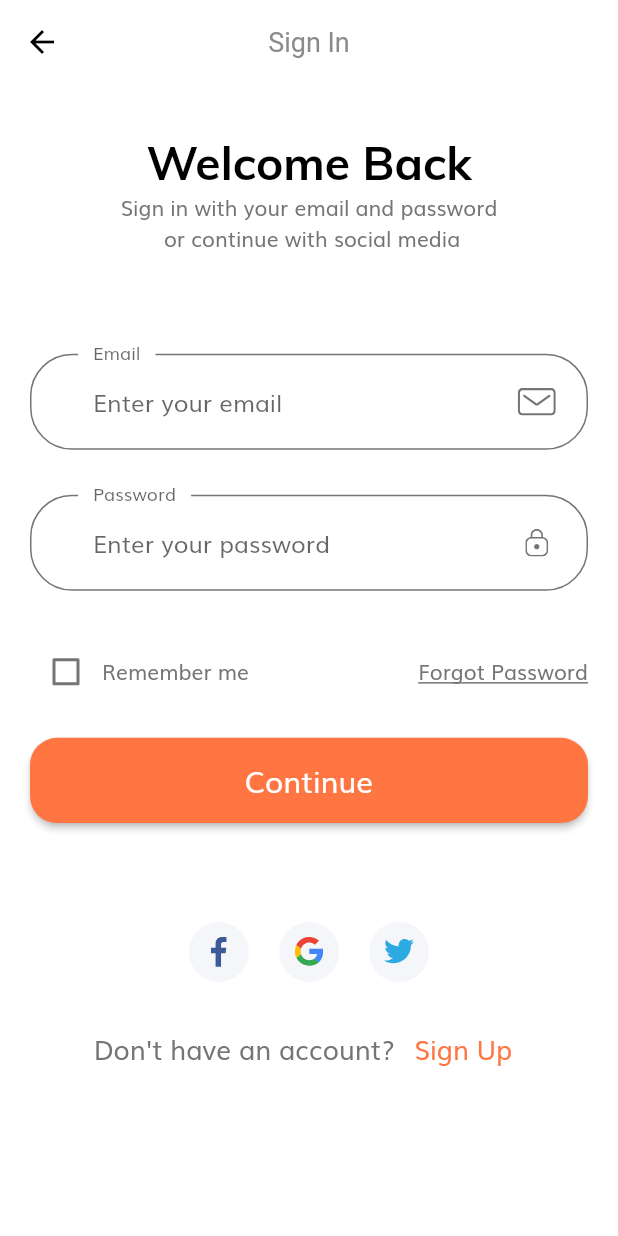
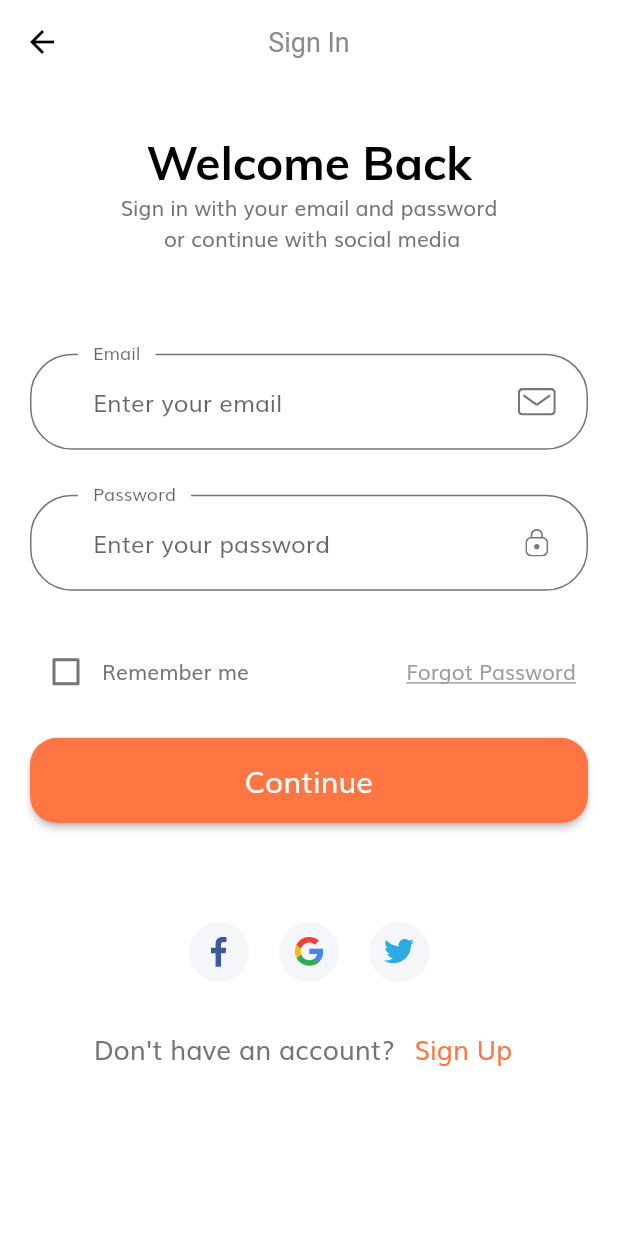
Before and after one commit to ragabelsayed/MyShopApp, a Flutter app: the screen it shows after launch, after a tap on "Continue", on a phone screen of 412 x 824 dp. Run offline on Flutter 3.47's test engine with Material 2 defaults, Android fonts, the phone set to English and light mode, and no system bars; our stand-ins replace flutter_svg.

Commit message:
forgot screen added & refactor

```diff
--- a/my_shop/lib/config/routes.dart
+++ b/my_shop/lib/config/routes.dart
@@ -1,10 +1,12 @@
 import 'package:flutter/material.dart';
 import '/screens/splash/splash_screen.dart';
 import '/screens/sign_in/sign_in_screen.dart';
+import '/screens/forgot_password/forgot_password_screen.dart';
 
 class AppRoutes {
   static final Map<String, WidgetBuilder> routes = {
     SplashSCreen.routName: (ctx) => SplashSCreen(),
     SignInScreen.routName: (ctx) => SignInScreen(),
+    ForgotPasswordScreen.routName: (ctx) => ForgotPasswordScreen(),
   };
 }
--- a/my_shop/lib/screens/sign_in/widget/body.dart
+++ b/my_shop/lib/screens/sign_in/widget/body.dart
@@ -1,8 +1,7 @@
-import 'dart:ui';
+import 'package:flutter/material.dart';
 
-import 'package:flutter/material.dart';
-import 'package:flutter_svg/flutter_svg.dart';
-import 'package:my_shop/config/palette.dart';
+import '/widget/no_account_text.dart';
+import '/widget/social_card.dart';
 import '/config/size.dart';
 import './sign_form.dart';
 
@@ -51,27 +50,7 @@ class Body extends StatelessWidget {
                   ],
                 ),
                 SizedBox(height: SizeConfig.getProportionateScreenHeight(20)),
-                Row(
-                  mainAxisAlignment: MainAxisAlignment.center,
-                  children: [
-                    Text(
-                      'Don\'t have an account? ',
-                      style: TextStyle(
-                        fontSize: SizeConfig.getProportionateScreentWidth(16),
-                      ),
-                    ),
-                    TextButton(
-                      child: Text(
-                        'Sign Up',
-                        style: TextStyle(
-                          color: Palette.kPrimaryColor,
-                          fontSize: SizeConfig.getProportionateScreentWidth(16),
-                        ),
-                      ),
-                      onPressed: () {},
-                    ),
-                  ],
-                )
+                NoAccountText()
               ],
             ),
           ),
@@ -80,35 +59,3 @@ class Body extends StatelessWidget {
     );
   }
 }
-
-class SocialCard extends StatelessWidget {
-  final String svgIcon;
-  final Function onPressed;
-  const SocialCard({
-    required this.svgIcon,
-    required this.onPressed,
-  });
-
-  @override
-  Widget build(BuildContext context) {
-    return GestureDetector(
-      onTap: () => onPressed(),
-      child: Container(
-        // margin: EdgeInsets.symmetric(
-        //     horizontal: SizeConfig.getProportionateScreentWidth(10)),
-        // padding: EdgeInsets.all(SizeConfig.getProportionateScreentWidth(10)),
-        // height: SizeConfig.getProportionateScreenHeight(40),
-        // width: SizeConfig.getProportionateScreentWidth(40),
-        padding: EdgeInsets.all(10),
-        margin: EdgeInsets.symmetric(horizontal: 10),
-        height: 40,
-        width: 40,
-        decoration: BoxDecoration(
-          color: Color(0xFFF5F6F9),
-          shape: BoxShape.circle,
-        ),
-        child: SvgPicture.asset(svgIcon),
-      ),
-    );
-  }
-}
--- a/my_shop/lib/screens/sign_in/widget/sign_form.dart
+++ b/my_shop/lib/screens/sign_in/widget/sign_form.dart
@@ -3,6 +3,7 @@ import 'dart:ui';
 import 'package:flutter/material.dart';
 import 'package:my_shop/config/constants.dart';
 import 'package:my_shop/config/palette.dart';
+import 'package:my_shop/screens/forgot_password/forgot_password_screen.dart';
 import 'package:my_shop/widget/form_error.dart';
 import '/widget/default_btn.dart';
 import '/widget/custom_suffix_icon.dart';
@@ -41,12 +42,17 @@ class _SignFormState extends State<SignForm> {
                   }),
               Text('Remember me'),
               Spacer(),
-              Text(
-                'Forgot Password',
-                style: TextStyle(
-                  decoration: TextDecoration.underline,
+              TextButton(
+                onPressed: () =>
+                    Navigator.pushNamed(context, ForgotPasswordScreen.routName),
+                child: Text(
+                  'Forgot Password',
+                  style: TextStyle(
+                    color: Colors.grey,
+                    decoration: TextDecoration.underline,
+                  ),
                 ),
-              )
+              ),
             ],
           ),
           FormError(errors: errors),
--- /dev/null
+++ b/my_shop/lib/widget/no_account_text.dart
@@ -0,0 +1,34 @@
+import 'package:flutter/material.dart';
+import '/config/palette.dart';
+import '/config/size.dart';
+
+class NoAccountText extends StatelessWidget {
+  const NoAccountText({
+    Key? key,
+  }) : super(key: key);
+
+  @override
+  Widget build(BuildContext context) {
+    return Row(
+      mainAxisAlignment: MainAxisAlignment.center,
+      children: [
+        Text(
+          'Don\'t have an account? ',
+          style: TextStyle(
+            fontSize: SizeConfig.getProportionateScreentWidth(16),
+          ),
+        ),
+        TextButton(
+          child: Text(
+            'Sign Up',
+            style: TextStyle(
+              color: Palette.kPrimaryColor,
+              fontSize: SizeConfig.getProportionateScreentWidth(16),
+            ),
+          ),
+          onPressed: () {},
+        ),
+      ],
+    );
+  }
+}
--- /dev/null
+++ b/my_shop/lib/widget/social_card.dart
@@ -0,0 +1,34 @@
+import 'package:flutter/material.dart';
+import 'package:flutter_svg/flutter_svg.dart';
+
+class SocialCard extends StatelessWidget {
+  final String svgIcon;
+  final Function onPressed;
+  const SocialCard({
+    required this.svgIcon,
+    required this.onPressed,
+  });
+
+  @override
+  Widget build(BuildContext context) {
+    return GestureDetector(
+      onTap: () => onPressed(),
+      child: Container(
+        // margin: EdgeInsets.symmetric(
+        //     horizontal: SizeConfig.getProportionateScreentWidth(10)),
+        // padding: EdgeInsets.all(SizeConfig.getProportionateScreentWidth(10)),
+        // height: SizeConfig.getProportionateScreenHeight(40),
+        // width: SizeConfig.getProportionateScreentWidth(40),
+        padding: EdgeInsets.all(10),
+        margin: EdgeInsets.symmetric(horizontal: 10),
+        height: 40,
+        width: 40,
+        decoration: BoxDecoration(
+          color: Color(0xFFF5F6F9),
+          shape: BoxShape.circle,
+        ),
+        child: SvgPicture.asset(svgIcon),
+      ),
+    );
+  }
+}
```
Also changed, not shown: my_shop/lib/screens/forgot_password/forgot_password_screen.dart (added, +16 -0 lines), my_shop/lib/screens/forgot_password/widget/body.dart (added, +108 -0 lines).
